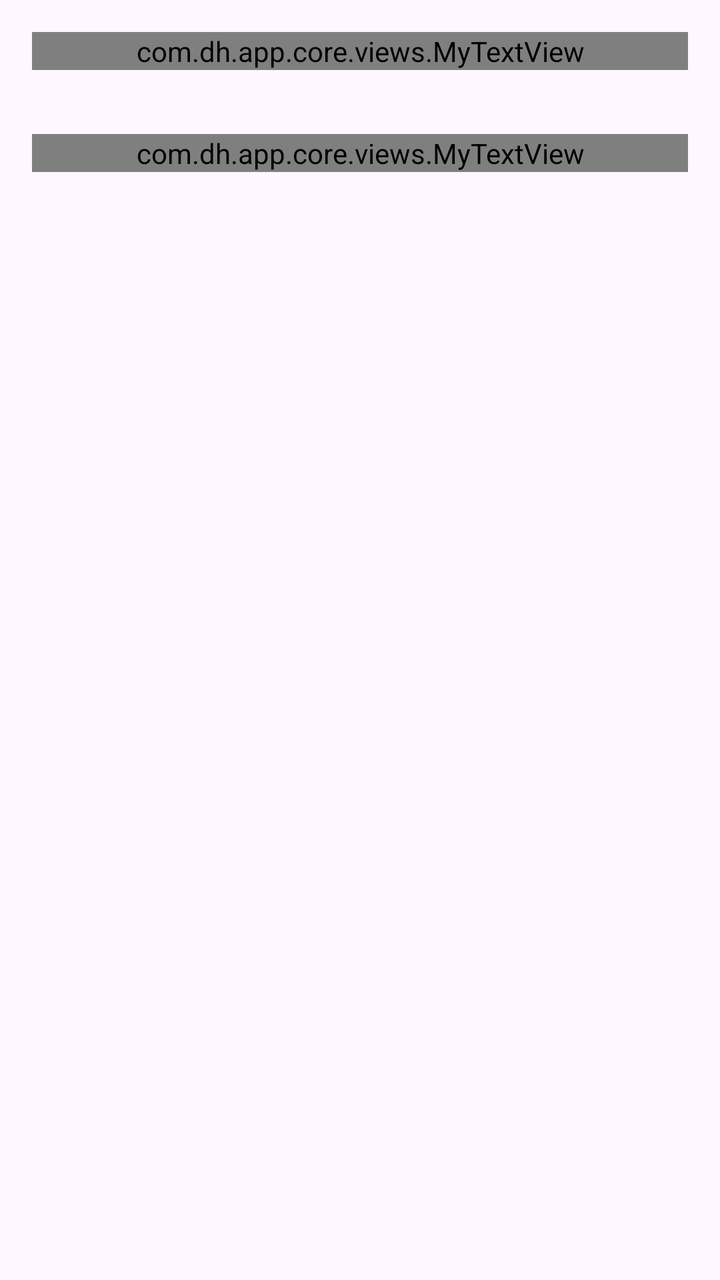
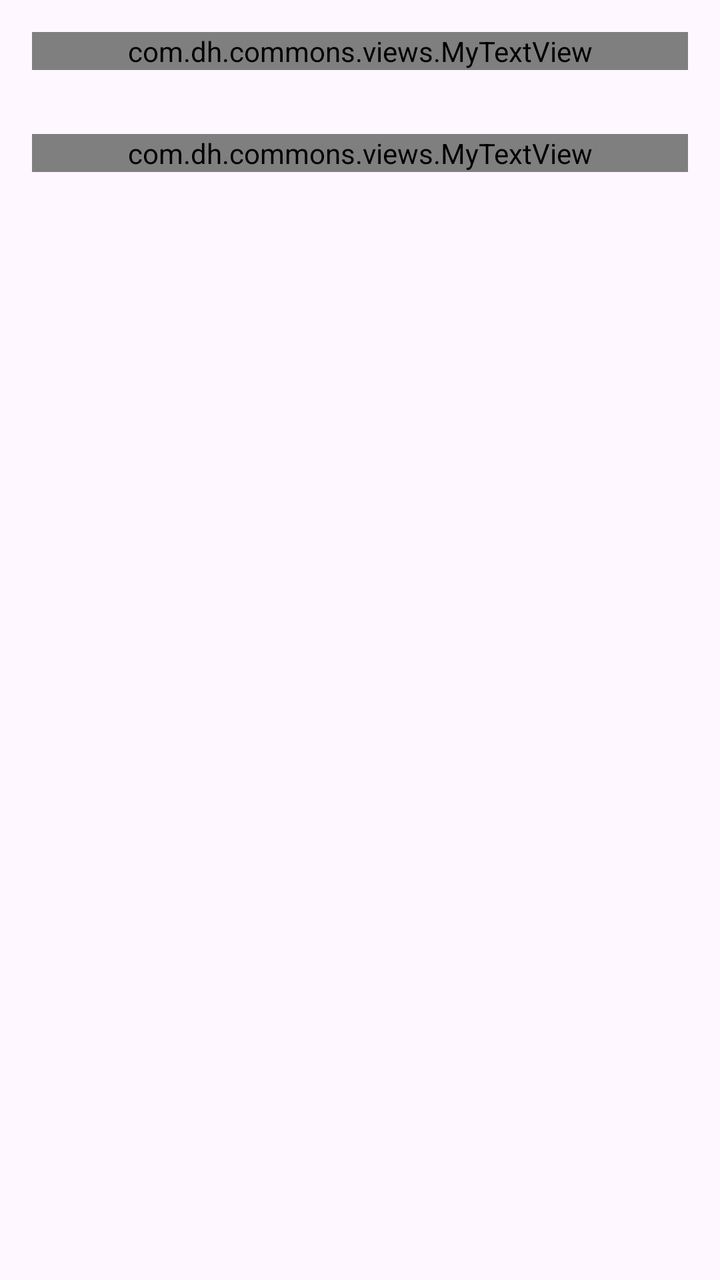

Screens rendered from an Android XML layout before and after an edit, with the pre-edit source and the edit as a unified diff.
<!-- AndroidManifest.xml: another module's application theme Theme.Common -->
<!-- res/layout/dialog_write_permission.xml -->
<?xml version="1.0" encoding="utf-8"?>
<LinearLayout xmlns:android="http://schemas.android.com/apk/res/android"
    android:id="@+id/write_permissions_dialog_holder"
    android:layout_width="match_parent"
    android:layout_height="match_parent"
    android:orientation="vertical"
    android:padding="@dimen/activity_margin">

    <com.dh.app.core.views.MyTextView
        android:id="@+id/write_permissions_dialog_text"
        android:layout_width="match_parent"
        android:layout_height="wrap_content"
        android:layout_marginBottom="@dimen/activity_margin"
        android:text="@string/confirm_storage_access_text" />

    <ImageView
        android:id="@+id/write_permissions_dialog_image"
        android:layout_width="match_parent"
        android:layout_height="wrap_content" />

    <com.dh.app.core.views.MyTextView
        android:id="@+id/write_permissions_dialog_text_sd"
        android:layout_width="match_parent"
        android:layout_height="wrap_content"
        android:layout_marginTop="@dimen/activity_margin"
        android:layout_marginBottom="@dimen/activity_margin"
        android:text="@string/confirm_storage_access_text_sd" />

    <ImageView
        android:id="@+id/write_permissions_dialog_image_sd"
        android:layout_width="match_parent"
        android:layout_height="wrap_content" />

</LinearLayout>
<!-- resources referenced by this layout -->
<resources>
  <dimen name="activity_margin">16dp</dimen>
  <string name="confirm_storage_access_text">Please choose the top folder of the SD card on the next screen, to grant write access</string>
  <string name="confirm_storage_access_text_sd">If you don\'t see the SD card, try this</string>
  <style name="Theme.Common" parent="Base.Theme.Common" />
  <style name="Base.Theme.Common" parent="Theme.Material3.DayNight.NoActionBar">
          
          
      </style>
</resources>

<!-- the commit's change to res/layout/dialog_write_permission.xml (unified diff, before → after) -->
@@ -6,7 +6,7 @@
     android:orientation="vertical"
     android:padding="@dimen/activity_margin">
 
-    <com.dh.app.core.views.MyTextView
+    <com.dh.commons.views.MyTextView
         android:id="@+id/write_permissions_dialog_text"
         android:layout_width="match_parent"
         android:layout_height="wrap_content"
@@ -18,7 +18,7 @@
         android:layout_width="match_parent"
         android:layout_height="wrap_content" />
 
-    <com.dh.app.core.views.MyTextView
+    <com.dh.commons.views.MyTextView
         android:id="@+id/write_permissions_dialog_text_sd"
         android:layout_width="match_parent"
         android:layout_height="wrap_content"
